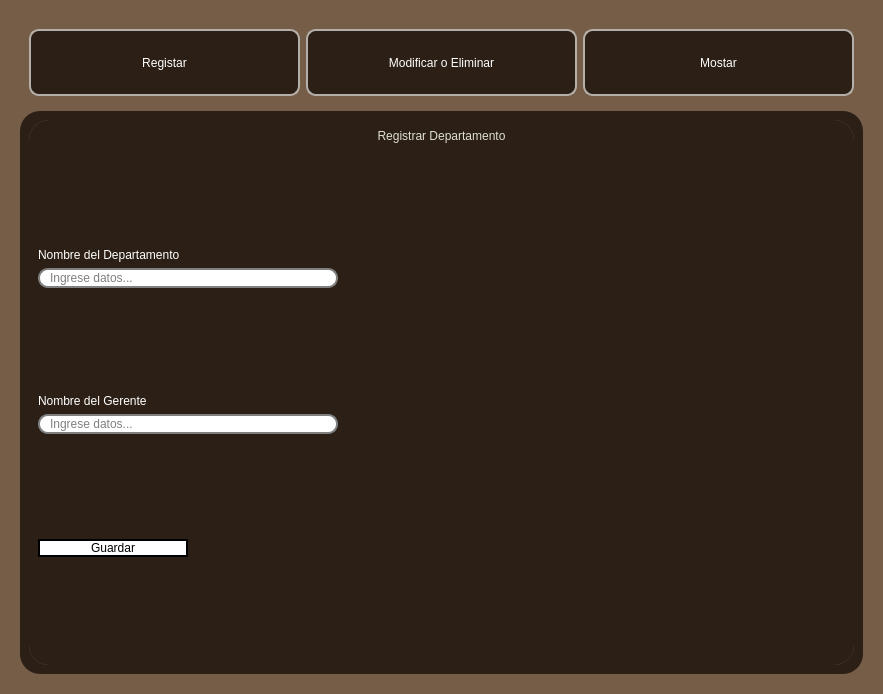
Qt form ui/dptos.ui (n1enkew/Sistema-de-Empleados) before a commit.
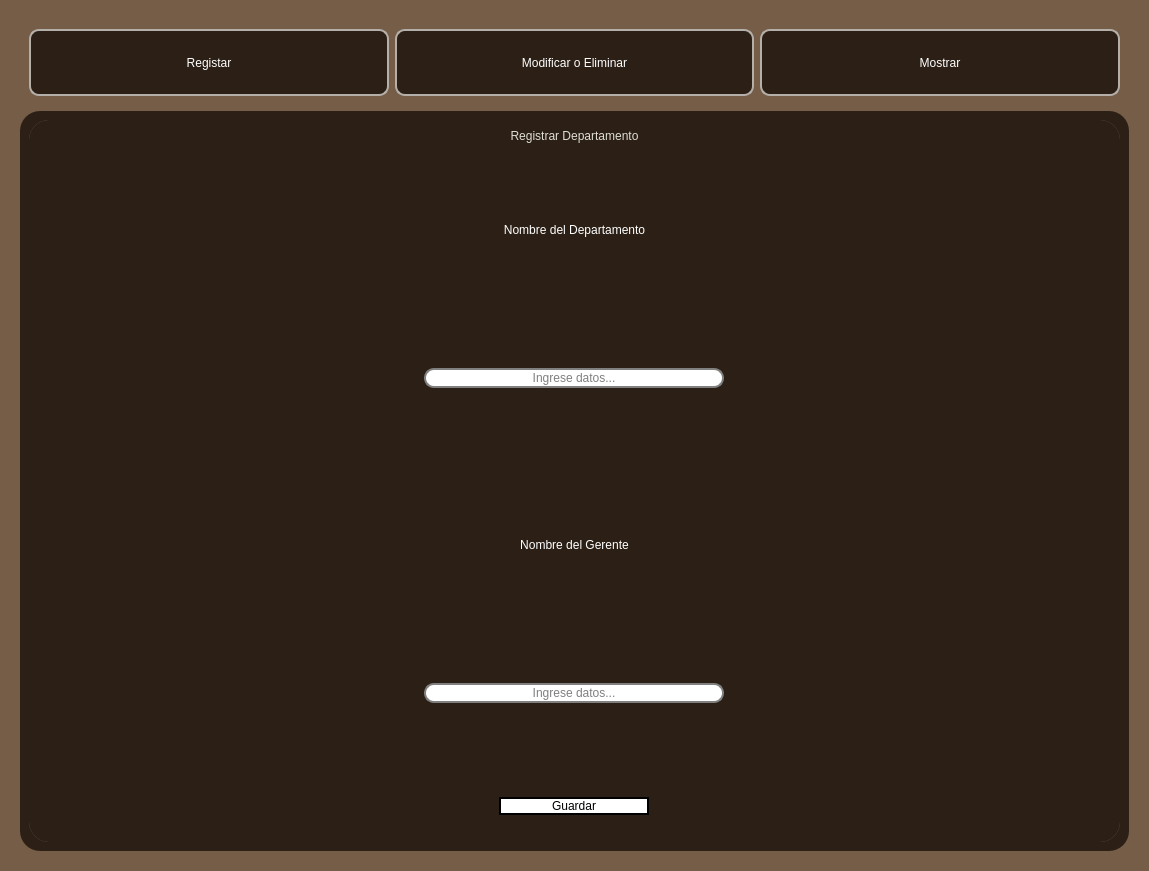
The same form after that commit. The open tabs and pages were chosen to show the change.

Commit message: Refactor dptos.ui layout and update .gitignore

Diff of the .ui file:
```diff
--- a/ui/dptos.ui
+++ b/ui/dptos.ui
@@ -6,8 +6,8 @@
    <rect>
     <x>0</x>
     <y>0</y>
-    <width>883</width>
-    <height>694</height>
+    <width>1149</width>
+    <height>871</height>
    </rect>
   </property>
   <property name="windowTitle">
@@ -157,7 +157,7 @@
             </sizepolicy>
            </property>
            <property name="text">
-            <string>Mostar</string>
+            <string>Mostrar</string>
            </property>
            <property name="checkable">
             <bool>true</bool>
@@ -244,7 +244,7 @@
     border: 2px solid rgb(44, 32, 22);   /* Opcional: cambiar el borde también */
 }</string>
             </property>
-            <layout class="QVBoxLayout" name="verticalLayout_3">
+            <layout class="QVBoxLayout" name="verticalLayout_3" stretch="0,2,2,0">
              <item>
               <widget class="QLabel" name="label_3">
                <property name="styleSheet">
@@ -263,29 +263,73 @@
               </widget>
              </item>
              <item>
-              <spacer name="verticalSpacer_3">
-               <property name="orientation">
-                <enum>Qt::Vertical</enum>
+              <widget class="QFrame" name="frame_5">
+               <property name="sizePolicy">
+                <sizepolicy hsizetype="Preferred" vsizetype="Expanding">
+                 <horstretch>0</horstretch>
+                 <verstretch>0</verstretch>
+                </sizepolicy>
                </property>
-               <property name="sizeHint" stdset="0">
-                <size>
-                 <width>20</width>
-                 <height>83</height>
-                </size>
+               <property name="frameShape">
+                <enum>QFrame::StyledPanel</enum>
                </property>
-              </spacer>
-             </item>
+               <property name="frameShadow">
+                <enum>QFrame::Raised</enum>
+               </property>
+               <layout class="QVBoxLayout" name="verticalLayout_5">
              <item>
               <widget class="QLabel" name="label">
+                  <property name="sizePolicy">
+                   <sizepolicy hsizetype="Expanding" vsizetype="Expanding">
+                    <horstretch>0</horstretch>
+                    <verstretch>0</verstretch>
+                   </sizepolicy>
+                  </property>
                <property name="text">
                 <string>Nombre del Departamento</string>
                </property>
-              </widget>
-             </item>
+                  <property name="textFormat">
+                   <enum>Qt::AutoText</enum>
+                  </property>
+                  <property name="alignment">
+                   <set>Qt::AlignCenter</set>
+                  </property>
+                 </widget>
+                </item>
+                <item>
+                 <widget class="QFrame" name="frame_8">
+                  <property name="sizePolicy">
+                   <sizepolicy hsizetype="Preferred" vsizetype="Expanding">
+                    <horstretch>0</horstretch>
+                    <verstretch>0</verstretch>
+                   </sizepolicy>
+                  </property>
+                  <property name="frameShape">
+                   <enum>QFrame::StyledPanel</enum>
+                  </property>
+                  <property name="frameShadow">
+                   <enum>QFrame::Raised</enum>
+                  </property>
+                  <layout class="QHBoxLayout" name="horizontalLayout_5" stretch="0">
+                   <property name="spacing">
+                    <number>0</number>
+                   </property>
+                   <property name="leftMargin">
+                    <number>0</number>
+                   </property>
+                   <property name="topMargin">
+                    <number>0</number>
+                   </property>
+                   <property name="rightMargin">
+                    <number>0</number>
+                   </property>
+                   <property name="bottomMargin">
+                    <number>0</number>
+                   </property>
              <item>
               <widget class="QLineEdit" name="r_nombre">
                <property name="sizePolicy">
-                <sizepolicy hsizetype="Preferred" vsizetype="Fixed">
+                      <sizepolicy hsizetype="Preferred" vsizetype="Maximum">
                  <horstretch>0</horstretch>
                  <verstretch>0</verstretch>
                 </sizepolicy>
@@ -299,35 +343,88 @@
                <property name="styleSheet">
                 <string notr="true"/>
                </property>
+                     <property name="alignment">
+                      <set>Qt::AlignCenter</set>
+                     </property>
                <property name="placeholderText">
                 <string>Ingrese datos...</string>
                </property>
               </widget>
              </item>
+                  </layout>
+                 </widget>
+                </item>
+               </layout>
+              </widget>
+             </item>
              <item>
-              <spacer name="verticalSpacer_2">
-               <property name="orientation">
-                <enum>Qt::Vertical</enum>
+              <widget class="QFrame" name="frame_6">
+               <property name="sizePolicy">
+                <sizepolicy hsizetype="Preferred" vsizetype="Expanding">
+                 <horstretch>0</horstretch>
+                 <verstretch>0</verstretch>
+                </sizepolicy>
                </property>
-               <property name="sizeHint" stdset="0">
-                <size>
-                 <width>20</width>
-                 <height>82</height>
-                </size>
+               <property name="frameShape">
+                <enum>QFrame::StyledPanel</enum>
                </property>
-              </spacer>
-             </item>
+               <property name="frameShadow">
+                <enum>QFrame::Raised</enum>
+               </property>
+               <layout class="QVBoxLayout" name="verticalLayout_6">
              <item>
               <widget class="QLabel" name="label_2">
+                  <property name="sizePolicy">
+                   <sizepolicy hsizetype="Expanding" vsizetype="Expanding">
+                    <horstretch>0</horstretch>
+                    <verstretch>0</verstretch>
+                   </sizepolicy>
+                  </property>
                <property name="text">
                 <string>Nombre del Gerente</string>
                </property>
+                  <property name="textFormat">
+                   <enum>Qt::AutoText</enum>
+                  </property>
+                  <property name="alignment">
+                   <set>Qt::AlignCenter</set>
+                  </property>
               </widget>
              </item>
              <item>
-              <widget class="QLineEdit" name="r_gerente">
+                 <widget class="QFrame" name="frame_9">
                <property name="sizePolicy">
-                <sizepolicy hsizetype="Preferred" vsizetype="Fixed">
+                   <sizepolicy hsizetype="Preferred" vsizetype="Expanding">
+                    <horstretch>0</horstretch>
+                    <verstretch>0</verstretch>
+                   </sizepolicy>
+                  </property>
+                  <property name="frameShape">
+                   <enum>QFrame::StyledPanel</enum>
+                  </property>
+                  <property name="frameShadow">
+                   <enum>QFrame::Raised</enum>
+                  </property>
+                  <layout class="QHBoxLayout" name="horizontalLayout_6" stretch="0">
+                   <property name="spacing">
+                    <number>0</number>
+                   </property>
+                   <property name="leftMargin">
+                    <number>0</number>
+                   </property>
+                   <property name="topMargin">
+                    <number>0</number>
+                   </property>
+                   <property name="rightMargin">
+                    <number>0</number>
+                   </property>
+                   <property name="bottomMargin">
+                    <number>0</number>
+                   </property>
+                   <item>
+                    <widget class="QLineEdit" name="r_nombre_gerente">
+                     <property name="sizePolicy">
+                      <sizepolicy hsizetype="Preferred" vsizetype="Maximum">
                  <horstretch>0</horstretch>
                  <verstretch>0</verstretch>
                 </sizepolicy>
@@ -341,28 +438,48 @@
                <property name="styleSheet">
                 <string notr="true"/>
                </property>
+                     <property name="alignment">
+                      <set>Qt::AlignCenter</set>
+                     </property>
                <property name="placeholderText">
                 <string>Ingrese datos...</string>
                </property>
               </widget>
              </item>
+                  </layout>
+                 </widget>
+                </item>
+               </layout>
+              </widget>
+             </item>
              <item>
-              <spacer name="verticalSpacer">
-               <property name="orientation">
-                <enum>Qt::Vertical</enum>
+              <widget class="QFrame" name="frame_7">
+               <property name="sizePolicy">
+                <sizepolicy hsizetype="Preferred" vsizetype="Expanding">
+                 <horstretch>0</horstretch>
+                 <verstretch>0</verstretch>
+                </sizepolicy>
                </property>
-               <property name="sizeHint" stdset="0">
-                <size>
-                 <width>20</width>
-                 <height>83</height>
-                </size>
+               <property name="frameShape">
+                <enum>QFrame::StyledPanel</enum>
                </property>
-              </spacer>
-             </item>
+               <property name="frameShadow">
+                <enum>QFrame::Raised</enum>
+               </property>
+               <layout class="QVBoxLayout" name="verticalLayout_7">
+                <item>
+                 <widget class="QFrame" name="frame_10">
+                  <property name="frameShape">
+                   <enum>QFrame::StyledPanel</enum>
+                  </property>
+                  <property name="frameShadow">
+                   <enum>QFrame::Raised</enum>
+                  </property>
+                  <layout class="QHBoxLayout" name="horizontalLayout_7">
              <item>
               <widget class="QPushButton" name="pushButton">
                <property name="sizePolicy">
-                <sizepolicy hsizetype="Preferred" vsizetype="Fixed">
+                      <sizepolicy hsizetype="Preferred" vsizetype="Preferred">
                  <horstretch>0</horstretch>
                  <verstretch>0</verstretch>
                 </sizepolicy>
@@ -370,7 +487,7 @@
                <property name="maximumSize">
                 <size>
                  <width>150</width>
-                 <height>16777215</height>
+                       <height>40</height>
                 </size>
                </property>
                <property name="text">
@@ -378,18 +495,11 @@
                </property>
               </widget>
              </item>
-             <item>
-              <spacer name="verticalSpacer_4">
-               <property name="orientation">
-                <enum>Qt::Vertical</enum>
-               </property>
-               <property name="sizeHint" stdset="0">
-                <size>
-                 <width>20</width>
-                 <height>83</height>
-                </size>
-               </property>
-              </spacer>
+                  </layout>
+                 </widget>
+                </item>
+               </layout>
+              </widget>
              </item>
             </layout>
            </widget>
```
Left out of the diff: 219 changed lines with no effect on the pictures. Lines whose indentation alone changed are shown as unchanged. The commit also changes 1 other file.
